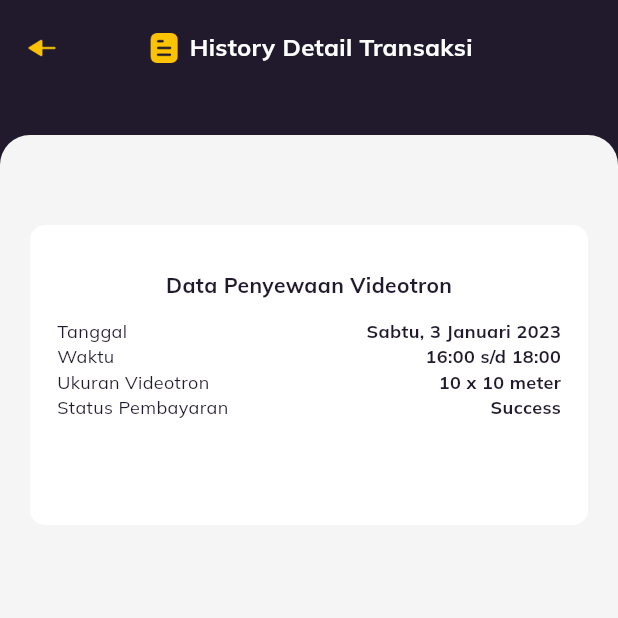
After one commit to raulirawan/videotron_rental, a Flutter app: the HistoryPage screen opened directly, after a tap on "Videotron 10x10 m", on a phone screen of 412 x 824 dp, the top half of it. The commit adds this screen. Run offline on Flutter 3.47's test engine with Material 3 defaults, Android fonts, the light colour scheme and no system bars; our stand-ins replace google_fonts, shared_preferences; accounts and stored records are empty.

Commit message:
history detail transksi

```diff
--- a/lib/models/transaction_model.dart
+++ b/lib/models/transaction_model.dart
@@ -11,6 +11,7 @@ class TransactionModel {
   String? address;
   String? nameSales;
   String? phoneSales;
+  int? totalPrice;
 
   TransactionModel({
     this.date,
@@ -23,6 +24,7 @@ class TransactionModel {
     this.address,
     this.nameSales,
     this.phoneSales,
+    this.totalPrice,
   });
 
   TransactionModel.fromJson(Map<String, dynamic> json) {
@@ -50,6 +52,7 @@ class TransactionModel {
     address = json['address'];
     nameSales = json['name_sales'];
     phoneSales = json['phone_sales'];
+    totalPrice = json['total_price'];
   }
 
   Map<String, dynamic> toJson() {
@@ -64,6 +67,7 @@ class TransactionModel {
     data['address'] = address;
     data['name_sales'] = nameSales;
     data['phone_sales'] = phoneSales;
+    data['total_price'] = totalPrice;
 
     print(data);
     return data;
--- /dev/null
+++ b/lib/pages/history_detail_page.dart
@@ -0,0 +1,172 @@
+import 'package:flutter/material.dart';
+import 'package:videotron_rental/theme.dart';
+
+class HistoryDetailPage extends StatelessWidget {
+  const HistoryDetailPage({super.key});
+
+  @override
+  Widget build(BuildContext context) {
+    return SafeArea(
+        child: Scaffold(
+      backgroundColor: primaryColor,
+      body: Container(
+        child: Stack(
+          children: [
+            GestureDetector(
+              onTap: () {
+                Navigator.pop(context);
+              },
+              child: Container(
+                margin: const EdgeInsets.only(
+                  top: defaultMargin,
+                  left: 16,
+                ),
+                child: Image.asset(
+                  'assets/icon-back.png',
+                  width: 24,
+                ),
+              ),
+            ),
+            Container(
+              margin: const EdgeInsets.only(top: 20),
+              child: Row(
+                mainAxisAlignment: MainAxisAlignment.center,
+                children: [
+                  Image.asset(
+                    'assets/icon-file.png',
+                    height: 24,
+                  ),
+                  const SizedBox(
+                    width: 5,
+                  ),
+                  Text(
+                    "History Detail Transaksi",
+                    style:
+                        whiteTextStyle.copyWith(fontSize: 16, fontWeight: bold),
+                  )
+                ],
+              ),
+            ),
+            Container(
+              margin: const EdgeInsets.only(top: 90),
+              decoration: const BoxDecoration(
+                borderRadius: BorderRadius.only(
+                  topLeft: Radius.circular(20),
+                  topRight: Radius.circular(20),
+                ),
+                color: Color(0xfff5f5f5),
+              ),
+              child: Column(
+                children: [
+                  Container(
+                    width: double.infinity,
+                    margin: const EdgeInsets.only(
+                        top: 60, left: defaultMargin, right: defaultMargin),
+                    height: 200,
+                    decoration: BoxDecoration(
+                      color: whiteColor,
+                      borderRadius: BorderRadius.circular(
+                        10,
+                      ),
+                    ),
+                    child: Padding(
+                      padding: const EdgeInsets.symmetric(horizontal: 18),
+                      child: Column(
+                        children: [
+                          const SizedBox(
+                            height: 30,
+                          ),
+                          Text(
+                            "Data Penyewaan Videotron",
+                            style: primaryTextStyle.copyWith(
+                              fontWeight: bold,
+                            ),
+                          ),
+                          const SizedBox(
+                            height: 12,
+                          ),
+                          Row(
+                            mainAxisAlignment: MainAxisAlignment.spaceBetween,
+                            children: [
+                              Text(
+                                "Tanggal",
+                                style: primaryTextStyle.copyWith(
+                                  fontSize: 12,
+                                ),
+                              ),
+                              Text(
+                                "Sabtu, 3 Januari 2023",
+                                style: primaryTextStyle.copyWith(
+                                  fontSize: 12,
+                                  fontWeight: bold,
+                                ),
+                              ),
+                            ],
+                          ),
+                          Row(
+                            mainAxisAlignment: MainAxisAlignment.spaceBetween,
+                            children: [
+                              Text(
+                                "Waktu",
+                                style: primaryTextStyle.copyWith(
+                                  fontSize: 12,
+                                ),
+                              ),
+                              Text(
+                                "16:00 s/d 18:00",
+                                style: primaryTextStyle.copyWith(
+                                  fontSize: 12,
+                                  fontWeight: bold,
+                                ),
+                              ),
+                            ],
+                          ),
+                          Row(
+                            mainAxisAlignment: MainAxisAlignment.spaceBetween,
+                            children: [
+                              Text(
+                                "Ukuran Videotron",
+                                style: primaryTextStyle.copyWith(
+                                  fontSize: 12,
+                                ),
+                              ),
+                              Text(
+                                "10 x 10 meter",
+                                style: primaryTextStyle.copyWith(
+                                  fontSize: 12,
+                                  fontWeight: bold,
+                                ),
+                              ),
+                            ],
+                          ),
+                          Row(
+                            mainAxisAlignment: MainAxisAlignment.spaceBetween,
+                            children: [
+                              Text(
+                                "Status Pembayaran",
+                                style: primaryTextStyle.copyWith(
+                                  fontSize: 12,
+                                ),
+                              ),
+                              Text(
+                                "Success",
+                                style: primaryTextStyle.copyWith(
+                                  fontSize: 12,
+                                  fontWeight: bold,
+                                ),
+                              ),
+                            ],
+                          ),
+                        ],
+                      ),
+                    ),
+                  ),
+                ],
+              ),
+            ),
+          ],
+        ),
+      ),
+    ));
+  }
+}
--- /dev/null
+++ b/lib/pages/history_page.dart
@@ -0,0 +1,126 @@
+import 'package:flutter/material.dart';
+import 'package:videotron_rental/pages/history_detail_page.dart';
+import 'package:videotron_rental/theme.dart';
+import 'package:videotron_rental/widgets/history_card.dart';
+
+class HistoryPage extends StatelessWidget {
+  const HistoryPage({super.key});
+
+  @override
+  Widget build(BuildContext context) {
+    return Scaffold(
+      backgroundColor: const Color(0xfff5f5f5),
+      body: SafeArea(
+        child: SingleChildScrollView(
+          child: Column(
+            crossAxisAlignment: CrossAxisAlignment.start,
+            children: [
+              Stack(
+                children: [
+                  Container(
+                    width: double.infinity,
+                    height: 120,
+                    decoration: BoxDecoration(
+                      color: primaryColor,
+                      borderRadius: const BorderRadius.only(
+                        bottomRight: Radius.circular(20),
+                        bottomLeft: Radius.circular(20),
+                      ),
+                    ),
+                  ),
+                  Container(
+                    margin: const EdgeInsets.only(left: 20, right: 20, top: 20),
+                    child: Column(
+                      crossAxisAlignment: CrossAxisAlignment.start,
+                      children: [
+                        Row(
+                          mainAxisAlignment: MainAxisAlignment.spaceBetween,
+                          children: [
+                            Row(
+                              children: [
+                                Image.asset('assets/image-profile.png'),
+                                const SizedBox(
+                                  width: 10,
+                                ),
+                                Text(
+                                  "Halo, Alfan",
+                                  style: whiteTextStyle.copyWith(fontSize: 16),
+                                ),
+                              ],
+                            ),
+                            Image.asset(
+                              'assets/icon-notification.png',
+                              width: 24,
+                            ),
+                          ],
+                        ),
+                        const SizedBox(
+                          height: 20,
+                        ),
+                      ],
+                    ),
+                  ),
+                ],
+              ),
+              const SizedBox(
+                height: 20,
+              ),
+              Container(
+                width: double.infinity,
+                margin: const EdgeInsets.symmetric(
+                  horizontal: defaultMargin,
+                ),
+                child: Column(
+                  crossAxisAlignment: CrossAxisAlignment.start,
+                  children: [
+                    SizedBox(
+                      height: 45,
+                      width: double.infinity,
+                      child: ElevatedButton(
+                          onPressed: () {},
+                          style: ButtonStyle(
+                            backgroundColor:
+                                MaterialStatePropertyAll(yellowColor),
+                            shape: MaterialStatePropertyAll(
+                              RoundedRectangleBorder(
+                                borderRadius: BorderRadius.circular(7),
+                              ),
+                            ),
+                          ),
+                          child: Text(
+                            "Tambah Penyewaan",
+                            style: primaryTextStyle.copyWith(
+                              fontWeight: bold,
+                            ),
+                          )),
+                    ),
+                    SizedBox(
+                      height: 7,
+                    ),
+                    Text(
+                      "History Transaksi",
+                      style: primaryTextStyle.copyWith(
+                        fontSize: 16,
+                      ),
+                    ),
+                    SizedBox(
+                      height: 7,
+                    ),
+                    GestureDetector(
+                        onTap: () {
+                          Navigator.push(
+                              context,
+                              MaterialPageRoute(
+                                  builder: (context) => const HistoryDetailPage()));
+                        },
+                        child: HistoryCard()),
+                  ],
+                ),
+              )
+            ],
+          ),
+        ),
+      ),
+    );
+  }
+}
--- a/lib/pages/rental_page.dart
+++ b/lib/pages/rental_page.dart
@@ -38,6 +38,7 @@ class _RentalPageState extends State<RentalPage> {
         address: '-',
         width: 1,
         height: 1,
+        totalPrice: 0,
       );
 
       SharedPreferences prefs = await SharedPreferences.getInstance();
@@ -361,7 +362,7 @@ class _RentalPageState extends State<RentalPage> {
                             ),
                           ),
                           Text(
-                            "Rp. 300.000.000",
+                            "Rp. ${_transactionModel?.totalPrice != null ? NumberFormat().format(_transactionModel?.totalPrice) : 0}",
                             style: primaryTextStyle.copyWith(
                               fontSize: 16,
                               fontWeight: bold,
--- a/lib/theme.dart
+++ b/lib/theme.dart
@@ -2,6 +2,7 @@ import 'package:flutter/material.dart';
 import 'package:google_fonts/google_fonts.dart';
 
 const double defaultMargin = 20;
+int price = 100000;
 
 Color primaryColor = const Color(0xff211A2C);
 Color greyColor = const Color(0xffE9E9E9);
--- /dev/null
+++ b/lib/widgets/history_card.dart
@@ -0,0 +1,74 @@
+import 'package:flutter/material.dart';
+import 'package:videotron_rental/theme.dart';
+
+class HistoryCard extends StatelessWidget {
+  const HistoryCard({super.key});
+
+  @override
+  Widget build(BuildContext context) {
+    return Container(
+      margin: const EdgeInsets.only(bottom: 20),
+      child: Column(children: [
+        Container(
+          width: double.infinity,
+          height: 40,
+          decoration: BoxDecoration(
+              color: primaryColor,
+              borderRadius: const BorderRadius.only(
+                  topLeft: Radius.circular(15), topRight: Radius.circular(15))),
+          child: Center(
+            child: Text(
+              "Videotron 10x10 m",
+              style: whiteTextStyle.copyWith(fontSize: 16, fontWeight: bold),
+            ),
+          ),
+        ),
+        Container(
+          padding: const EdgeInsets.symmetric(
+            horizontal: 15,
+            vertical: 10,
+          ),
+          height: 80,
+          decoration: BoxDecoration(
+            color: yellowColor,
+          ),
+          child: Row(
+            children: [
+              Image.asset(
+                'assets/icon-history.png',
+                height: 30,
+              ),
+              SizedBox(
+                width: 10,
+              ),
+              Column(
+                crossAxisAlignment: CrossAxisAlignment.start,
+                children: [
+                  Text(
+                    "COR.INV.09879",
+                    style: primaryTextStyle.copyWith(
+                      fontSize: 16,
+                      fontWeight: bold,
+                    ),
+                  ),
+                  Text(
+                    "Sabtu, 3 Januari 2023 | 18.00",
+                    style: primaryTextStyle.copyWith(
+                      fontSize: 12,
+                    ),
+                  ),
+                  Text(
+                    "Gedung Pemkot Bekasi, Jl. Utara Raya.....",
+                    style: primaryTextStyle.copyWith(
+                      fontSize: 12,
+                    ),
+                  ),
+                ],
+              )
+            ],
+          ),
+        ),
+      ]),
+    );
+  }
+}
```
Also changed, not shown: lib/pages/profile_page.dart (+73 -1 lines), lib/pages/size_form_page.dart (+7 -0 lines), lib/widgets/profile_tile.dart (added, +60 -0 lines), assets/arrow-left.png (added), assets/icon-calendar.png (added), assets/icon-exit.png (added), assets/icon-history.png (added), assets/icon-lock.png (added), assets/icon-profile.png (added), assets/image-profile-circle.png (added).
